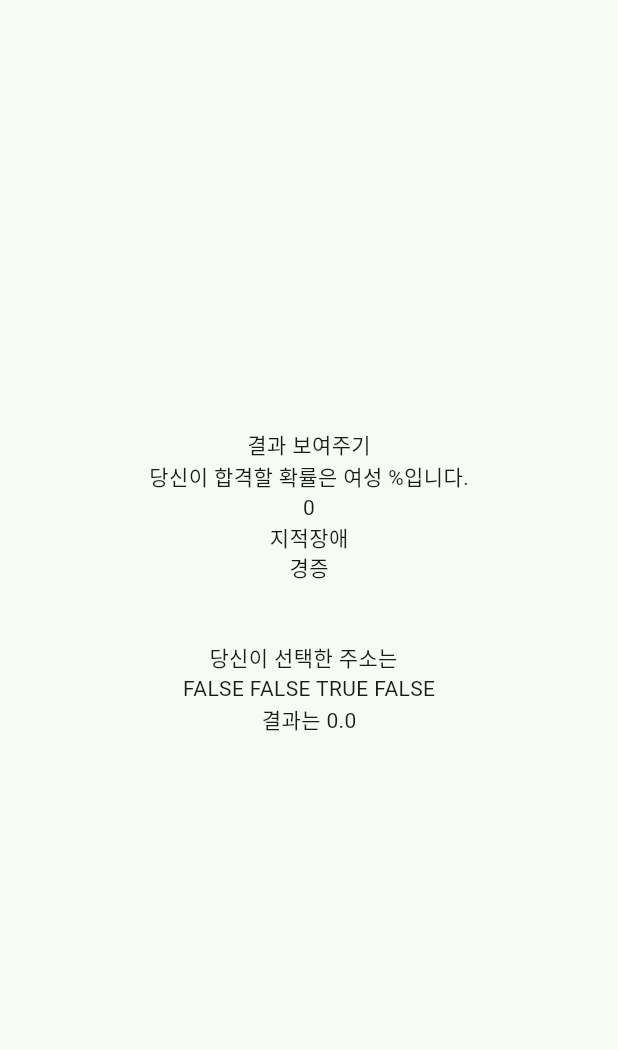
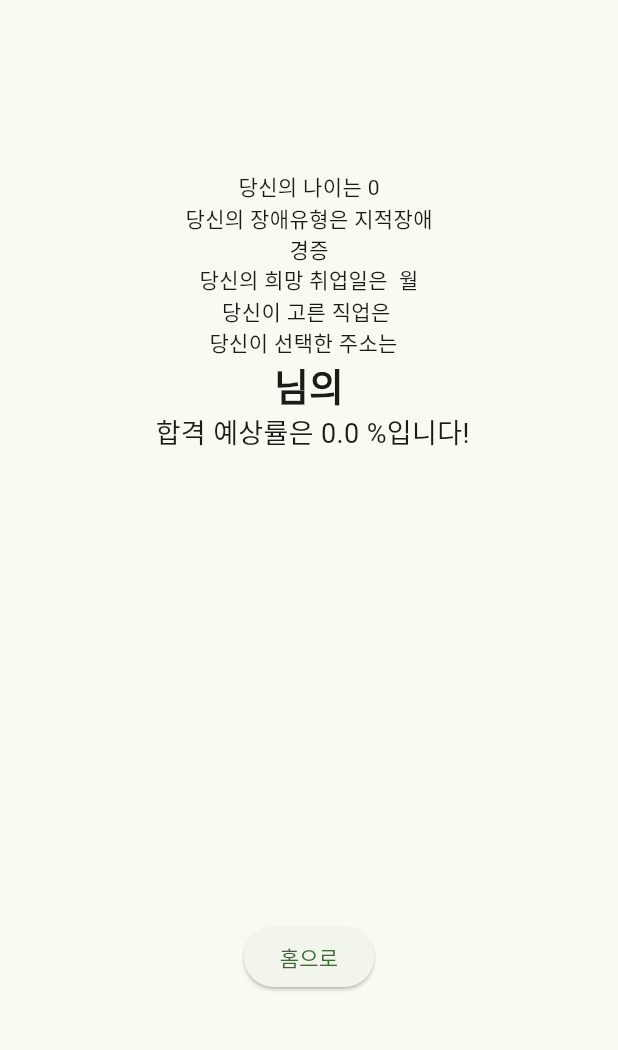
Before and after one commit to Oh-Kang94/Season3_Main-Project_Disabled-App, a Flutter app: the AiResultView screen opened directly, on a phone screen of 412 x 824 dp, the part 78-1128 px from its top. Run offline on Flutter 3.47's test engine with Material 2 defaults, Android fonts, the phone set to English and light mode, and no system bars; our stand-ins replace animated_splash_screen, cloud_firestore, firebase_core, firebase_storage, flutter_dotenv, flutter_markdown and 11 more; missing offline and left inert: jwt_decode, kakao_flutter_sdk_user, kpostal; accounts and stored records are empty; network calls fail; Roboto replaces fonts that are missing (NotoSansKR-Light, NotoSansKR-Regular); project files that could hold a hidden picture were left out.

Commit message:
aiTest result commit

```diff
--- a/lib/components/ai_job_select_ganho_widget.dart
+++ b/lib/components/ai_job_select_ganho_widget.dart
@@ -14,7 +14,7 @@ class _AiJobSelctGanhoWidgetState extends State<AiJobSelctGanhoWidget> {
   final AiTestController controller = Get.put(AiTestController());  // 액션 없으면 어사인 부분만 안해주면됨
 
   List<String> jobList = ["돌봄 서비스직(간병·육아)", "보건·의료직", "사회복지·종교직"];
-  int listCount = 0;
+  int listCount = -1;
 
   @override
   Widget build(BuildContext context) {
@@ -35,7 +35,7 @@ class _AiJobSelctGanhoWidgetState extends State<AiJobSelctGanhoWidget> {
                       child: GestureDetector(
                         onTap: () {
                           listCount = index; // 선택된 항목의 인덱스 저장
-                          controller.selectJob = jobList[index!];
+                          controller.selectJob = jobList[index];
                           setState(() {});
                         },
                         child: SizedBox(
--- a/lib/components/ai_job_select_jenmun_widget.dart
+++ b/lib/components/ai_job_select_jenmun_widget.dart
@@ -25,7 +25,7 @@ class _AiJobSelectJenmunWidgetState extends State<AiJobSelectJenmunWidget> {
     "섬유·의복 생산직",
     "예술·디자인·방송직",
   ];
-  int listCount = 0;
+  int listCount = -1;
 
   @override
   Widget build(BuildContext context) {
@@ -46,7 +46,7 @@ class _AiJobSelectJenmunWidgetState extends State<AiJobSelectJenmunWidget> {
                       child: GestureDetector(
                         onTap: () {
                           listCount = index; // 선택된 항목의 인덱스 저장
-                          controller.selectJob = jobList[index!];
+                          controller.selectJob = jobList[index];
                           setState(() {});
                         },
                         child: SizedBox(
--- a/lib/components/ai_job_select_service_widget.dart
+++ b/lib/components/ai_job_select_service_widget.dart
@@ -1,6 +1,8 @@
 import 'package:flutter/material.dart';
 import 'package:get/get.dart';
 import 'package:season3_team1_mainproject/vm/ai_test_controller.dart';
+
+import '../vm/ai_address_controller.dart';
 
 class AIJobSelectServiceWidget extends StatefulWidget {
   const AIJobSelectServiceWidget({super.key});
@@ -12,9 +14,9 @@ class AIJobSelectServiceWidget extends StatefulWidget {
 
 class _AIJobSelectServiceWidgetState extends State<AIJobSelectServiceWidget> {
   List<String> jobList = ["경호·경비·스포츠·레크리에이션직", "영업·미용·예식 서비스직", "음식 서비스직"];
-  int listCount = 0;
+  int listCount = -1; // 초기값을 -1로 설정
 
-  final AiTestController controller = Get.put(AiTestController());  // 액션 없으면 어사인 부분만 안해주면됨
+  final AiTestController controller = Get.put(AiTestController());
 
   @override
   Widget build(BuildContext context) {
@@ -34,16 +36,16 @@ class _AIJobSelectServiceWidgetState extends State<AIJobSelectServiceWidget> {
                       padding: const EdgeInsets.all(8.0),
                       child: GestureDetector(
                         onTap: () {
-                          listCount = index; // 선택된 항목의 인덱스 저장
-                          controller.selectJob = jobList[listCount];
+                          listCount = index;
+                          controller.selectJob = jobList[index];
                           setState(() {});
                         },
                         child: SizedBox(
                           height: 42,
                           child: Card(
                             color: index == listCount
-                                ? Colors.grey // 선택된 항목의 색상
-                                : Theme.of(context).cardColor, // 선택되지 않은 항목의 색상
+                                ? Colors.grey
+                                : Theme.of(context).cardColor,
                             child: Column(
                               children: [
                                 Text(
--- a/lib/components/ai_job_select_widget.dart
+++ b/lib/components/ai_job_select_widget.dart
@@ -1,6 +1,7 @@
 import 'package:flutter/material.dart';
 import 'package:get/get.dart';
 import 'package:season3_team1_mainproject/components/ai_job_select_ganho_widget.dart';
+import 'package:season3_team1_mainproject/components/ai_job_select_samu_widget.dart';
 import 'package:season3_team1_mainproject/components/ai_job_select_service_widget.dart';
 import 'package:season3_team1_mainproject/components/ai_job_select_jenmun_widget.dart';
 import 'package:season3_team1_mainproject/vm/ai_test_controller.dart';
@@ -16,6 +17,7 @@ class _AiJobSelectWidgetState extends State<AiJobSelectWidget> {
   // Property
 
   // final AiTestController controller = Get.put(AiTestController());  // 액션 없으면 어사인 부분만 안해주면됨
+  final AiTestController controller = Get.put(AiTestController());
 
   late bool buttonStatus1;
   late bool buttonStatus2;
@@ -103,7 +105,7 @@ class _AiJobSelectWidgetState extends State<AiJobSelectWidget> {
               Visibility(
                 visible: buttonStatus1,
                 child: SizedBox(
-                  height: 250,
+                  height: 200,
                   width: 300,
                   child: Column(
                     children: [
@@ -112,6 +114,8 @@ class _AiJobSelectWidgetState extends State<AiJobSelectWidget> {
                         onPressed: () {
                           controller.selectJob = '경영·행정·사무직';
                           controller.jobSelectStatus = true;
+
+                          print(controller.selectJob);
                           setState(() {});
                         },
                         style: ElevatedButton.styleFrom(
@@ -151,6 +155,7 @@ class _AiJobSelectWidgetState extends State<AiJobSelectWidget> {
                     ElevatedButton(
                       onPressed: () {
                         controller.selectJob = '청소 및 기타 개인서비스직';
+                        print(controller.selectJob);
                         setState(() {});
                       },
                       style: ElevatedButton.styleFrom(
@@ -231,6 +236,11 @@ class _AiJobSelectWidgetState extends State<AiJobSelectWidget> {
                     buttonStatus3 && controller.selectJob == '전문·생산 및 정비 관련 직군',
                 child: const AiJobSelectJenmunWidget(),
               ),
+              // Visibility(
+              //   visible:
+              //       controller.selectJob == '경영·행정·사무직',
+              //   child: const AiJobSelectSamuWidget(),
+              // ),
             ],
           ),
         );
--- a/lib/components/ai_result_widget.dart
+++ b/lib/components/ai_result_widget.dart
@@ -6,6 +6,7 @@ import 'package:get/get.dart';
 import 'package:http/http.dart' as http;
 import 'package:season3_team1_mainproject/vm/ai_address_controller.dart';
 import 'package:season3_team1_mainproject/util/api_endpoint.dart';
+import 'package:season3_team1_mainproject/vm/login_ctrl.dart';
 
 import '../vm/ai_test_controller.dart';
 
@@ -19,11 +20,13 @@ class AiResultWidget extends StatefulWidget {
 class _AiResultWidgetState extends State<AiResultWidget> {
   // Property
 
-
-  // final AiTestController controller = Get.put(AiTestController());  // 액션 없으면 어사인 부분만 안해주면됨
-
+  final AiTestController controller =
+      Get.put(AiTestController()); // 액션 없으면 어사인 부분만 안해주면됨
 
   String result = "";
+  String result1 = "";
+  List<String> resultPercentList = [];
+  double resultPercent = 0.0;
 
   String age_20 = "FALSE"; // 20대
   String age_30 = "FALSE"; // 30대
@@ -71,8 +74,6 @@ class _AiResultWidgetState extends State<AiResultWidget> {
   String nov = "FALSE"; // 11월
   String dec = "FALSE"; // 12월
 
-  double resultPercent = 0.0;
-
   final AiTestController aiController = Get.find();
   final AddressController addressController = Get.find();
 
@@ -80,6 +81,7 @@ class _AiResultWidgetState extends State<AiResultWidget> {
   void initState() {
     super.initState();
     getJSONData();
+    // range();
   }
 
   @override
@@ -88,26 +90,67 @@ class _AiResultWidgetState extends State<AiResultWidget> {
     String address =
         "${addressController.address_result} ${addressController.subAddress_result} ${addressController.subAddresses1_result}";
 
-    switch (aiController.age.value) {
-      case >= 20 && < 30:
+    var resultText = resultPercentList.isEmpty
+        ? resultPercent
+        : resultPercentList.join(", ");
+
+    final LoginController loginController = Get.find();
+
+    return GetBuilder<AiTestController>(
+      builder: (controller) {
+        return Center(
+          child: Column(
+            children: [
+              // Text('당신이 합격할 확률은 ${selectedSex == 1 ? '남성' : '여성'} %입니다.'),
+              Text("당신의 나이는 ${aiController.age.value.toString()}"),
+              Text("당신의 장애유형은 ${aiController.disabledSelect}"),
+              Text('${aiController.radioDisabledSelect == 1 ? '경증' : '중증'}'),
+              Text('당신의 희망 취업일은 ${aiController.employMonth} 월'),
+              Text('당신이 고른 직업은 ${aiController.selectJob}'),
+              Text('당신이 선택한 주소는$address'),
+              // Text("$age_20 $may $intellectual_disability_mild $incheon"),
+
+              Text(
+                "${loginController.userName ?? '당신의'}님의",
+                style:
+                    const TextStyle(fontSize: 25, fontWeight: FontWeight.bold),
+              ),
+              Text(
+                "${aiController.selectJob} 합격 예상률은 $resultText %입니다!",
+                style: const TextStyle(fontSize: 18),
+              ),
+              // resultText
+              // 20대 2월 지적장애_경증 제주도
+              // 넘어간거: 나이, 지역
+            ],
+          ),
+        );
+      },
+    );
+  }
+
+  getJSONData() async {
+    String baseUrl = ApiEndPoints.localhost + ApiEndPoints.apiEndPoints.ai_test;
+    int ai_phase = 0;
+
+    // range();
+
+    if (aiController.age.value >= 20 && aiController.age.value < 30) {
       age_20 = "TRUE";
-        break;
-      case >= 30 && < 40:
+    } else if (aiController.age.value >= 30 && aiController.age.value < 40) {
       age_30 = "TRUE";
-        break;
-      case >= 40 && < 50:
+    } else if (aiController.age.value >= 40 && aiController.age.value < 50) {
       age_40 = "TRUE";
-        break;
-      case >= 50 && < 60:
+    } else if (aiController.age.value >= 50 && aiController.age.value < 60) {
       age_50 = "TRUE";
-        break;
-      case >= 60 && < 70:
+    } else if (aiController.age.value >= 60 && aiController.age.value < 70) {
       age_60 = "TRUE";
-        break;
-      default:
+    } else {
       age_70 = "TRUE";
     }
 
+    print(
+        "변환된 경증 중증 ${aiController.radioDisabledSelect} 변환된 장애 ${aiController.disabledSelect}");
     switch (aiController.radioDisabledSelect) {
       case 1:
         switch (aiController.disabledSelect) {
@@ -244,34 +287,6 @@ class _AiResultWidgetState extends State<AiResultWidget> {
         break;
     }
 
-
-    return GetBuilder<AiTestController>(
-      builder: (controller) {
-        return Center(
-          child: Column(
-            children: [
-              Text('당신이 합격할 확률은 ${selectedSex == 1 ? '남성' : '여성'} %입니다.'),
-              Text(aiController.age.value.toString()),
-              Text('${aiController.disabledSelect}'),
-              Text('${aiController.radioDisabledSelect == 1 ? '경증' : '중증'}'),
-              Text('${aiController.employMonth}'),
-              Text('${aiController.selectJob}'),
-              Text('당신이 선택한 주소는$address'),
-              Text("$age_20 $may $intellectual_disability_mild $incheon"),
-              Text("결과는 $resultPercent"),
-              // 20대 2월 지적장애_경증 제주도
-              // 넘어간거: 나이, 지역
-            ],
-          ),
-        );
-      },
-    );
-  }
-
-  getJSONData() async {
-    String baseUrl = ApiEndPoints.localhost + ApiEndPoints.apiEndPoints.ai_test;
-    int ai_phase = 0;
-
     switch (aiController.selectJob) {
       case "경영·행정·사무직":
         ai_phase = 1;
@@ -316,7 +331,100 @@ class _AiResultWidgetState extends State<AiResultWidget> {
         "Busan=$busan&Jeonbuk=$jeonbuk&Gwangju=$gwangju&Chungnam=$chungnam&"
         "Daegu=$daegu&Gyeongnam=$gyengnam&Jeju=$jeju&Sejong=$sejong&"
         "Jan=$jan&Feb=$feb&Mar=$mar&Apr=$apr&May=$may&Jun=$jun&Jul=$jul&Aug=$aug&Sep=$sep&Oct=$oct&Nov=$nov&Dec=$dec";
+
+    // try {
+    //   var response = await GetConnect().get(requestUrl);
+    //   if (response.isOk) {
+    //     result = response.body['message'][0];
+    //     print(double.parse(result));
+    //     resultPercent = double.parse(result) * 100;
+    //     setState(() {});
+    //     print("결과는 $result");
+    //     return true;
+    //   } else {
+    //     print("실패");
+    //     return false;
+    //   }
+    // } catch (e) {
+    //   print(e);
+    //   return false;
+    // }
     print(requestUrl);
+
+    var response = await GetConnect().get(requestUrl);
+    if (response.isOk) {
+      var responseData = response.body;
+      var messages = responseData['message'];
+      var message2 = responseData['message2'];
+
+      if (messages is List) {
+        for (var message in messages) {
+          var result = double.tryParse(message);
+          if (result != null) {
+            var resultPercent = (result * 100).toStringAsFixed(2);
+            resultPercentList.add(resultPercent);
+          } else {
+            resultPercentList.add(message);
+          }
+        }
+      } else if (messages != null) {
+        var result = double.tryParse(messages);
+        if (result != null) {
+          var resultPercent = (result * 100).toStringAsFixed(2);
+          resultPercentList.add(resultPercent);
+        } else {
+          resultPercentList.add(messages);
+        }
+      }
+
+      if (message2 is List) {
+        for (var message in message2) {
+          resultPercentList.add(message);
+        }
+      } else if (message2 != null) {
+        resultPercentList.add(message2);
+      }
+
+      setState(() {});
+    } else {
+      print("실패");
+    }
+
+    // var response = await GetConnect().get(requestUrl);
+    // if (response.isOk) {
+    //   // print(messages);
+    //   var messages = response.body['message'];
+    //   var messages1 = response.body['message'][0];
+
+    //   if (messages is List) {
+    //     for (var message in messages) {
+    //       var result = double.parse(message);
+    //       var resultPercent = (result * 100).toStringAsFixed(2);
+    //       resultPercentList.add(resultPercent);
+    //     }
+    //   } else if (messages1 != null) {
+    //     // 결과값이 리스트 형태가 아니라면 단일 값으로 처리
+    //     var result = double.parse(messages1);
+    //     var resultPercent = (result * 100).toStringAsFixed(2);
+    //     resultPercentList.add(resultPercent);
+    //   }
+    //   print(resultPercentList);
+
+    //   setState(() {});
+    // } else {
+    //   print("실패");
+    // }
+  }
+}
+
+
+// }// End
+
+
+
+
+
+
     // var url = Uri.parse(
     //     "http://localhost:8080/Rserve/response_phase1.jsp?age_20=$age_20&age_30=$age_30&age_40=$age_40&age_50=$age_50&age_60=$age_60&age_70=$age_70&"
     //     "visualImpairment_Severe=$visual_impairmen_severe&visualImpairment_Mild=$visual_impairmen_mild&"
@@ -331,26 +439,25 @@ class _AiResultWidgetState extends State<AiResultWidget> {
     //     "Jan=$jan&Feb=$feb&Mar=$mar&Apr=$apr&May=$may&Jun=$jun&Jul=$jul&Aug=$aug&Sep=$sep&Oct=$oct&Nov=$nov&Dec=$dec");
     // var response = await http.get(url);
     // print(response);
-    try {
-      var response = await GetConnect().get(requestUrl);
-      if (response.isOk) {
-        result = response.body['message'][0];
-        print(double.parse(result));
-        resultPercent = double.parse(result) * 100;
-        setState(() {});
-        print("결과는 $result");
-        return true;
-      } else {
-        print("좇됨");
-        return false;
-      }
-    } catch (e) {
-      print(e);
-      return false;
-    }
+    // try {
+    //   var response = await GetConnect().get(requestUrl);
+    //   if (response.isOk) {
+    //     result = response.body['message'][0];
+    //     print(double.parse(result));
+    //     resultPercent = double.parse(result) * 100;
+    //     setState(() {});
+    //     print("결과는 $result");
+    //     return true;
+    //   } else {
+    //     print("좇됨");
+    //     return false;
+    //   }
+    // } catch (e) {
+    //   print(e);
+    //   return false;
+    // }
 
     // _showDialog();
-  }
 
   // _showDialog() {
   //   showDialog(
@@ -363,6 +470,3 @@ class _AiResultWidgetState extends State<AiResultWidget> {
   //     },
   //   );
   // }
-}
-
-// End
--- a/lib/view/ai_result_view.dart
+++ b/lib/view/ai_result_view.dart
@@ -7,24 +7,38 @@ import 'package:http/http.dart' as http;
 
 import '../vm/ai_address_controller.dart';
 import '../vm/ai_test_controller.dart';
+import 'home.dart';
 
 class AiResultView extends StatelessWidget {
   const AiResultView({super.key});
 
   @override
   Widget build(BuildContext context) {
-    Get.lazyPut(() => AddressController());
+    // Get.lazyPut(() => AddressController());
+    final AddressController controller = Get.put(AddressController());
 
     return Scaffold(
       appBar: const MyAppBar(),
       body: GetBuilder<AiTestController>(
         builder: (controller) {
-          return const Center(
+          return Center(
             child: Column(
               mainAxisAlignment: MainAxisAlignment.center,
               children: [
-                Text('결과 보여주기'),
-                AiResultWidget(),
+                const SizedBox(
+                  width: 400,
+                  height: 500,
+                  child: AiResultWidget(),
+                  ),
+                ElevatedButton(
+                  onPressed: () {
+                    Get.offAll(
+                      const Home(),
+                      transition: Transition.noTransition,
+                    );
+                  },
+                  child: const Text('홈으로'),
+                ),
               ],
             ),
           );
--- a/lib/view/ai_test_view.dart
+++ b/lib/view/ai_test_view.dart
@@ -6,11 +6,11 @@ import 'package:season3_team1_mainproject/components/ai_age_widget.dart';
 import 'package:season3_team1_mainproject/components/ai_disabled_widget.dart';
 import 'package:season3_team1_mainproject/components/ai_employ_day_widget.dart';
 import 'package:season3_team1_mainproject/components/ai_location_widget.dart';
+import 'package:season3_team1_mainproject/components/ai_result_widget.dart';
 import 'package:season3_team1_mainproject/components/ai_sex_widget.dart';
 import 'package:season3_team1_mainproject/util/agreement.dart';
 import 'package:season3_team1_mainproject/view/ai_result_view.dart';
 import 'package:season3_team1_mainproject/view/ai_start_view.dart';
-import 'package:season3_team1_mainproject/view/ai_test_next_view.dart';
 import 'package:season3_team1_mainproject/view/ai_test_view_jobselect.dart';
 import 'package:season3_team1_mainproject/view/appbar/myappbar.dart';
 
@@ -145,6 +145,7 @@ class _AiTestViewState extends State<AiTestView> {
                       ),
                     ),
                   ),
+                  // AiJobSelectWidget(),
                   const Text(
                     '이용약관',
                     style: TextStyle(fontSize: 16, fontWeight: FontWeight.bold),
@@ -193,8 +194,20 @@ class _AiTestViewState extends State<AiTestView> {
                     child: ElevatedButton(
                       onPressed: okChecked
                           ? () {
-                              Navigator.pop(context);
-                              Get.to(const AiTestViewJobSelect());
+                              Get.to(AiTestViewJobSelect());
+                              // Navigator.pop(context);
+                              // Get.to(AiResultView());
+                              // showDialog(
+                              //   context: context,
+                              //   barrierDismissible:
+                              //       false, // 사용자가 다이얼로그 바깥을 터치해도 닫히지 않도록 설정합니다.
+                              //   builder: (context) => LoadingDialog(),
+                              // );
+                              // Future.delayed(const Duration(milliseconds: 1500),
+                              //     () {
+                              //   Get.back();
+                              //   Get.to(() => AiResultView());
+                              // });
                             }
                           : null,
                       child: const Text('희망 직업선택'),
--- a/lib/view/ai_test_view_jobselect.dart
+++ b/lib/view/ai_test_view_jobselect.dart
@@ -5,9 +5,11 @@ import 'package:season3_team1_mainproject/view/ai_result_view.dart';
 import 'package:season3_team1_mainproject/view/appbar/myappbar.dart';
 
 import '../components/loding_widget.dart';
+import '../vm/ai_address_controller.dart';
 
 class AiTestViewJobSelect extends StatelessWidget {
-  const AiTestViewJobSelect({super.key});
+  AiTestViewJobSelect({super.key});
+  final AddressController _controller = Get.put(AddressController());
 
   @override
   Widget build(BuildContext context) {
@@ -21,9 +23,10 @@ class AiTestViewJobSelect extends StatelessWidget {
               width: 400,
               height: 600,
               child: AiJobSelectWidget(),
-              ),
+            ),
             ElevatedButton(
               onPressed: () {
+
                 showDialog(
                   context: context,
                   barrierDismissible:
@@ -32,8 +35,9 @@ class AiTestViewJobSelect extends StatelessWidget {
                 );
                 Future.delayed(const Duration(milliseconds: 1500), () {
                   Get.back();
-                  Get.to(const AiResultView());
+                  Get.to(() => AiResultView());
                 });
+
               },
               child: const Text("검사시작"),
             ),
```
Also changed, not shown: lib/components/ai_job_select_samu_widget.dart (added, +72 -0 lines), lib/view/ai_test_next_view.dart (deleted, +0 -48 lines). Lines whose indentation alone changed are shown as unchanged.
